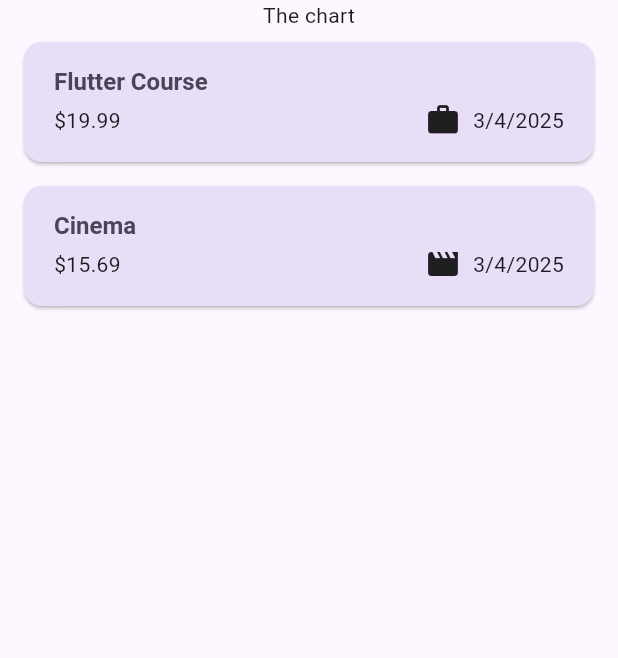
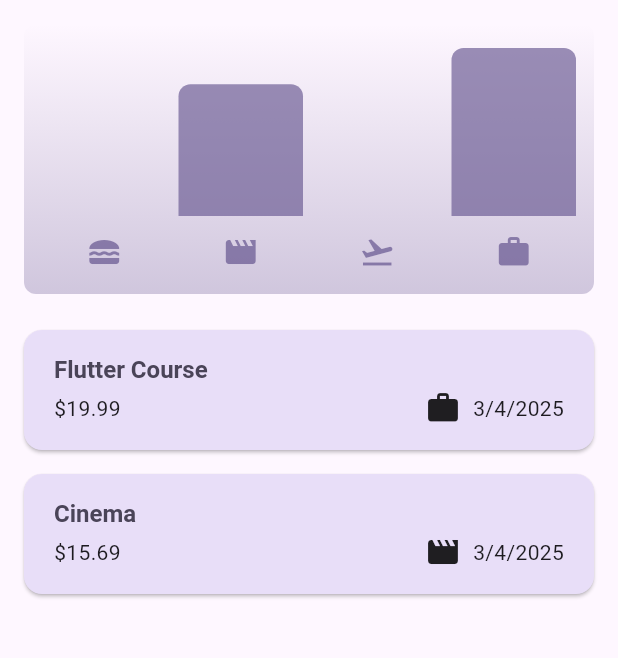
Before and after one commit to alexquesad/expense_tracker, a Flutter app: the screen it shows after launch, on a phone screen of 412 x 824 dp, the part 84-742 px from its top. Run offline on Flutter 3.47's test engine with Material 3 defaults, Android fonts, the phone set to English and light mode, and no system bars.

Commit message:
added Charts

```diff
--- a/lib/models/expense.dart
+++ b/lib/models/expense.dart
@@ -35,7 +35,15 @@ class Expense {
 }
 
 class ExpenseBucket {
-  const ExpenseBucket({required this.category, required this.expenses});
+  const ExpenseBucket({
+    required this.category,
+    required this.expenses,
+  });
+
+  ExpenseBucket.forCategory(List<Expense> allExpenses, this.category)
+      : expenses = allExpenses
+            .where((expense) => expense.category == category)
+            .toList();
 
   final Category category;
   final List<Expense> expenses;
--- /dev/null
+++ b/lib/widgets/chart/chart.dart
@@ -0,0 +1,95 @@
+import 'package:flutter/material.dart';
+
+import 'package:expense_tracker/widgets/chart/chart_bar.dart';
+import 'package:expense_tracker/models/expense.dart';
+
+class Chart extends StatelessWidget {
+  const Chart({super.key, required this.expenses});
+
+  final List<Expense> expenses;
+
+  List<ExpenseBucket> get buckets {
+    return [
+      ExpenseBucket.forCategory(expenses, Category.food),
+      ExpenseBucket.forCategory(expenses, Category.leisure),
+      ExpenseBucket.forCategory(expenses, Category.travel),
+      ExpenseBucket.forCategory(expenses, Category.work),
+    ];
+  }
+
+  double get maxTotalExpense {
+    double maxTotalExpense = 0;
+
+    for (final bucket in buckets) {
+      if (bucket.totalExpenses > maxTotalExpense) {
+        maxTotalExpense = bucket.totalExpenses;
+      }
+    }
+
+    return maxTotalExpense;
+  }
+
+  @override
+  Widget build(BuildContext context) {
+    final isDarkMode =
+        MediaQuery.of(context).platformBrightness == Brightness.dark;
+    return Container(
+      margin: const EdgeInsets.all(16),
+      padding: const EdgeInsets.symmetric(
+        vertical: 16,
+        horizontal: 8,
+      ),
+      width: double.infinity,
+      height: 180,
+      decoration: BoxDecoration(
+        borderRadius: BorderRadius.circular(8),
+        gradient: LinearGradient(
+          colors: [
+            Theme.of(context).colorScheme.primary.withOpacity(0.3),
+            Theme.of(context).colorScheme.primary.withOpacity(0.0)
+          ],
+          begin: Alignment.bottomCenter,
+          end: Alignment.topCenter,
+        ),
+      ),
+      child: Column(
+        children: [
+          Expanded(
+            child: Row(
+              crossAxisAlignment: CrossAxisAlignment.end,
+              children: [
+                for (final bucket in buckets) // alternative to map()
+                  ChartBar(
+                    fill: bucket.totalExpenses == 0
+                        ? 0
+                        : bucket.totalExpenses / maxTotalExpense,
+                  )
+              ],
+            ),
+          ),
+          const SizedBox(height: 12),
+          Row(
+            children: buckets
+                .map(
+                  (bucket) => Expanded(
+                    child: Padding(
+                      padding: const EdgeInsets.symmetric(horizontal: 4),
+                      child: Icon(
+                        categoryIcons[bucket.category],
+                        color: isDarkMode
+                            ? Theme.of(context).colorScheme.secondary
+                            : Theme.of(context)
+                                .colorScheme
+                                .primary
+                                .withOpacity(0.7),
+                      ),
+                    ),
+                  ),
+                )
+                .toList(),
+          )
+        ],
+      ),
+    );
+  }
+}
--- /dev/null
+++ b/lib/widgets/chart/chart_bar.dart
@@ -0,0 +1,34 @@
+import 'package:flutter/material.dart';
+
+class ChartBar extends StatelessWidget {
+  const ChartBar({
+    super.key,
+    required this.fill,
+  });
+
+  final double fill;
+
+  @override
+  Widget build(BuildContext context) {
+    final isDarkMode =
+        MediaQuery.of(context).platformBrightness == Brightness.dark;
+    return Expanded(
+      child: Padding(
+        padding: const EdgeInsets.symmetric(horizontal: 4),
+        child: FractionallySizedBox(
+          heightFactor: fill,
+          child: DecoratedBox(
+            decoration: BoxDecoration(
+              shape: BoxShape.rectangle,
+              borderRadius:
+                  const BorderRadius.vertical(top: Radius.circular(8)),
+              color: isDarkMode
+                  ? Theme.of(context).colorScheme.secondary
+                  : Theme.of(context).colorScheme.primary.withOpacity(0.65),
+            ),
+          ),
+        ),
+      ),
+    );
+  }
+}
--- a/lib/widgets/expenses.dart
+++ b/lib/widgets/expenses.dart
@@ -2,6 +2,7 @@ import 'package:expense_tracker/widgets/expenses_list/expenses_list.dart';
 import 'package:expense_tracker/widgets/new_expense.dart';
 import 'package:flutter/material.dart';
 import 'package:expense_tracker/models/expense.dart';
+import 'package:expense_tracker/widgets/chart/chart.dart';
 
 class Expenses extends StatefulWidget {
   const Expenses({super.key});
@@ -91,7 +92,9 @@ class _ExpensesState extends State<Expenses> {
       ),
       body: Column(
         children: [
-          const Text('The chart'),
+          Chart(
+            expenses: _registeredExpenses,
+          ),
           Expanded(
             child: mainContent,
           )
```
